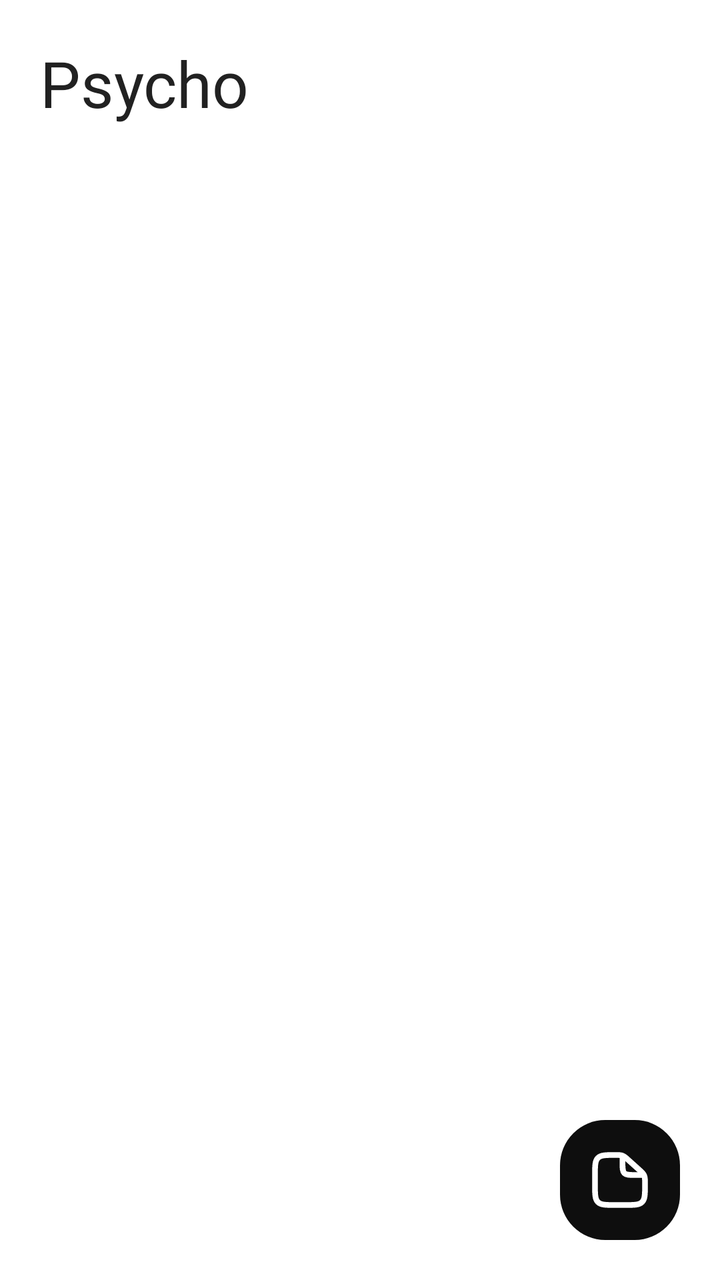
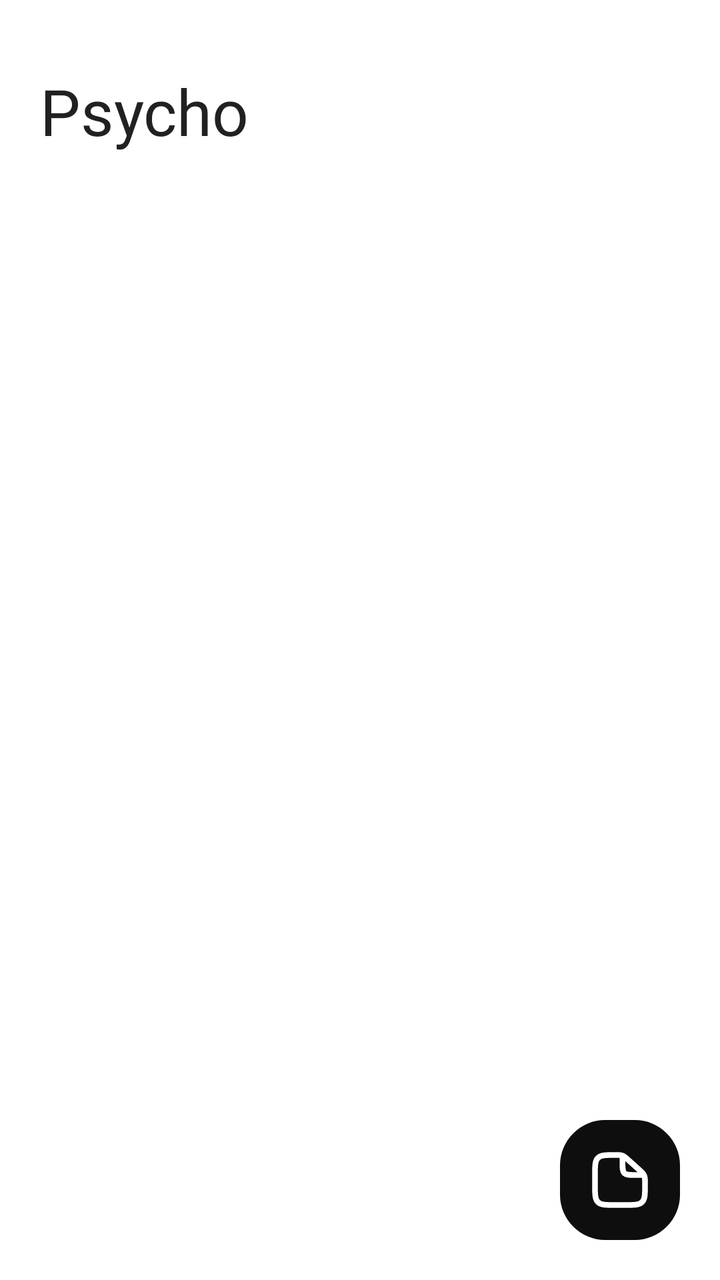

The first picture is an Android layout as it rendered before a commit; the second is the same layout after the commit. The layout source and the unified diff follow.
<!-- AndroidManifest.xml: application theme Theme.App.Starting -->
<!-- res/layout/notes_activity.xml -->
<?xml version="1.0" encoding="utf-8"?>
<LinearLayout xmlns:android="http://schemas.android.com/apk/res/android"
    android:layout_width="match_parent"
    android:layout_height="match_parent"
    android:orientation="vertical">

    <TextView
        android:id="@+id/icon"
        android:layout_width="wrap_content"
        android:layout_height="wrap_content"
        android:textColor="@color/black"
        android:fontFamily="@font/coolvetica"
        android:text="Psycho"
        android:textSize="32dp"
        android:layout_marginLeft="20dp"
        android:layout_marginTop="20dp"/>

    <FrameLayout
        android:layout_marginTop="10dp"
        android:layout_width="match_parent"
        android:layout_height="0dp"
        android:layout_weight="1">

        <androidx.recyclerview.widget.RecyclerView
            android:id="@+id/notes_recycler"
            android:layout_width="match_parent"
            android:layout_height="match_parent" />

        <View
            android:id="@+id/empty_view"
            android:layout_width="200dp"
            android:layout_height="200dp"
            android:layout_gravity="center"
            android:layout_marginBottom="50dp"
            android:gravity="center"
            android:background="@drawable/without_notes_image"
            android:visibility="gone" />

        <FrameLayout
            android:background="@drawable/black_round_button_pre"
            android:layout_width="60dp"
            android:layout_height="60dp"
            android:layout_gravity="bottom|end"
            android:layout_margin="20dp">
            <View
                android:id="@+id/btn_add_note"
                android:clickable="true"
                android:layout_width="match_parent"
                android:layout_height="match_parent"
                android:layout_margin="15dp"
                android:background="@drawable/file_icon"/>
        </FrameLayout>
    </FrameLayout>
</LinearLayout>
<!-- resources referenced by this layout -->
<resources>
  <color name="black">#212121</color>
  <!-- drawable black_round_button_pre (drawable) -->
  <?xml version="1.0" encoding="utf-8"?>
  <shape xmlns:android="http://schemas.android.com/apk/res/android">
      <solid android:color="@color/fullblack"></solid>
      <corners android:radius="22.5dp"></corners>
  </shape>
  <!-- drawable file_icon: vector/xml drawable (drawable, 2582 chars, omitted) -->
  <!-- drawable without_notes_image: vector/xml drawable (drawable, 2558 chars, omitted) -->
  <style name="Theme.App.Starting" parent="Theme.SplashScreen">
          <item name="windowSplashScreenBackground">@color/background_color</item>
          <item name="windowSplashScreenAnimatedIcon">@drawable/icon_app_psycho_svg</item>
          <item name="postSplashScreenTheme">@style/Theme.PsychoApp</item>
      </style>
  <color name="fullblack">#0E0E0E</color>
  <color name="background_color">#FFFFFF</color>
  <!-- drawable icon_app_psycho_svg: vector/xml drawable (drawable, 4124 chars, omitted) -->
  <style name="Theme.PsychoApp" parent="Theme.AppCompat.Light.NoActionBar">
          <item name="android:statusBarColor">@color/fullblack</item>
          <item name="android:navigationBarColor">@color/fullblack</item>
          <item name="windowActionBar">false</item>
          <item name="windowNoTitle">true</item>
          <item name="colorControlActivated">@color/background_color</item>
          <item name="colorControlNormal">@color/black40</item>
          <item name="android:windowBackground">@color/background_color</item>
      </style>
  <color name="black40">#66000000</color>
</resources>

<!-- the commit's change to res/layout/notes_activity.xml (unified diff, before → after) -->
@@ -13,7 +13,7 @@
         android:text="Psycho"
         android:textSize="32dp"
         android:layout_marginLeft="20dp"
-        android:layout_marginTop="20dp"/>
+        android:layout_marginTop="34dp"/>
 
     <FrameLayout
         android:layout_marginTop="10dp"
